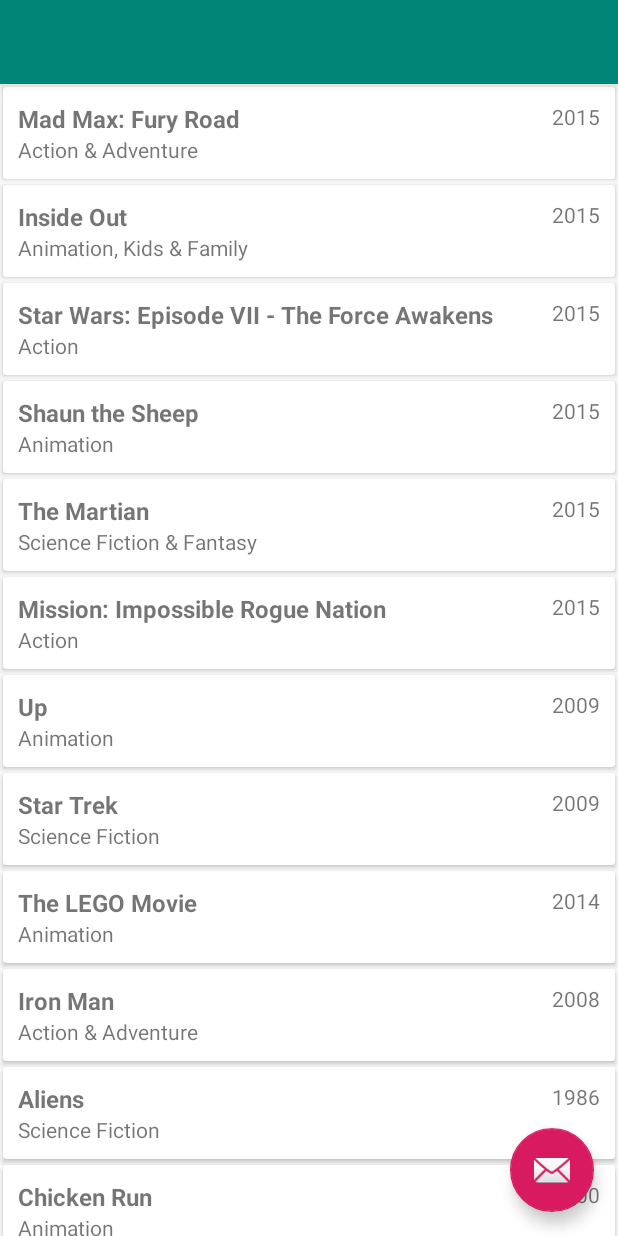
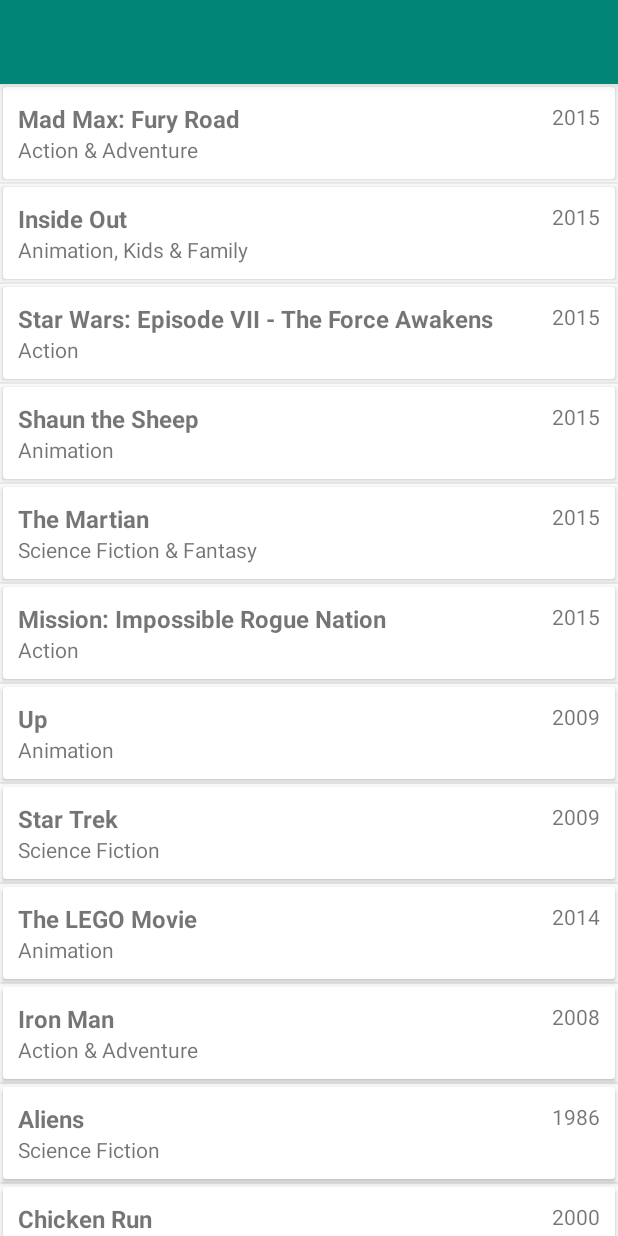
Before and after one commit to rb-shahid/recyclerView-sample, an Android app: the screen it shows after launch (MainActivity), on a phone screen of 412 x 824 dp. Run offline under Robolectric (Android 15) with nearby library versions, the phone set to English and light mode, and no system bars.

```diff
--- a/app/src/main/java/byteshaft/com/recyclerviewtest/MainActivity.java
+++ b/app/src/main/java/byteshaft/com/recyclerviewtest/MainActivity.java
@@ -5,6 +5,7 @@ import android.support.design.widget.FloatingActionButton;
 import android.support.design.widget.Snackbar;
 import android.support.v7.app.AppCompatActivity;
 import android.support.v7.widget.DefaultItemAnimator;
+import android.support.v7.widget.DividerItemDecoration;
 import android.support.v7.widget.LinearLayoutManager;
 import android.support.v7.widget.RecyclerView;
 import android.support.v7.widget.Toolbar;
@@ -24,16 +25,18 @@ public class MainActivity extends AppCompatActivity {
     private MoviesAdapter adapter;
 
 
-
     @Override
     protected void onCreate(Bundle savedInstanceState) {
         super.onCreate(savedInstanceState);
         setContentView(R.layout.activity_main);
+        setTitle("Test");
         recyclerView = findViewById(R.id.recycler_view);
         recyclerView.setHasFixedSize(true);
         LinearLayoutManager layoutManager = new LinearLayoutManager(getApplicationContext());
         recyclerView.setLayoutManager(layoutManager);
         recyclerView.setItemAnimator(new DefaultItemAnimator());
+        recyclerView.addItemDecoration(new DividerItemDecoration(getApplicationContext(),
+                DividerItemDecoration.VERTICAL));
         adapter = new MoviesAdapter(movieList);
         recyclerView.setAdapter(adapter);
         prepareData();
--- a/app/src/main/res/layout/activity_main.xml
+++ b/app/src/main/res/layout/activity_main.xml
@@ -21,13 +21,4 @@
     </android.support.design.widget.AppBarLayout>
 
     <include layout="@layout/content_main" />
-
-    <android.support.design.widget.FloatingActionButton
-        android:id="@+id/fab"
-        android:layout_width="wrap_content"
-        android:layout_height="wrap_content"
-        android:layout_gravity="bottom|end"
-        android:layout_margin="@dimen/fab_margin"
-        app:srcCompat="@android:drawable/ic_dialog_email" />
-
 </android.support.design.widget.CoordinatorLayout>
```
